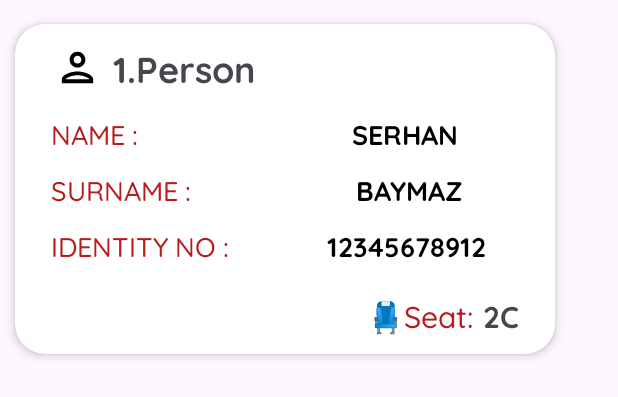
After one commit to SerhanBaymaz/Flight-Club, an Android app: the layout summary_person_carditem.xml on its own in the app's theme, with its tools: preview values and no code run, on a phone screen of 412 x 824 dp. The commit adds this screen. Shown: the top 397 px of the screen. Run offline under Robolectric (Android 15) with nearby library versions, the phone set to English and light mode, and no system bars.

Commit message:
Person summary card item created.

```diff
--- /dev/null
+++ b/app/src/main/res/layout/summary_person_carditem.xml
@@ -0,0 +1,147 @@
+<?xml version="1.0" encoding="utf-8"?>
+<androidx.cardview.widget.CardView xmlns:android="http://schemas.android.com/apk/res/android"
+    xmlns:app="http://schemas.android.com/apk/res-auto"
+    xmlns:tools="http://schemas.android.com/tools"
+    android:layout_width="360dp"
+    android:layout_height="220dp"
+    android:layout_marginHorizontal="10dp"
+    android:layout_marginVertical="16dp"
+    android:background="@color/main_background"
+    app:cardCornerRadius="20dp"
+    app:cardElevation="4dp"
+    tools:ignore="TextSizeCheck">
+
+    <androidx.constraintlayout.widget.ConstraintLayout
+        android:layout_width="match_parent"
+        android:layout_height="match_parent">
+
+
+        <ImageView
+            android:id="@+id/imageView_personicon"
+            android:layout_width="35dp"
+            android:layout_height="31dp"
+            android:layout_marginStart="24dp"
+            app:layout_constraintBottom_toBottomOf="@+id/textView_header_person"
+            app:layout_constraintStart_toStartOf="parent"
+            app:layout_constraintTop_toTopOf="@+id/textView_header_person"
+            app:srcCompat="@drawable/ic_profile"
+            tools:ignore="ContentDescription" />
+
+        <TextView
+            android:id="@+id/textView_header_person"
+            android:layout_width="wrap_content"
+            android:layout_height="wrap_content"
+            android:layout_marginStart="6dp"
+            android:layout_marginTop="12dp"
+            android:fontFamily="@font/quicksand_bold"
+            android:text="@string/_1_person"
+            android:textSize="24sp"
+            app:layout_constraintStart_toEndOf="@+id/imageView_personicon"
+            app:layout_constraintTop_toTopOf="parent" />
+
+        <TextView
+            android:id="@+id/textView_seat_data"
+            android:layout_width="wrap_content"
+            android:layout_height="wrap_content"
+            android:layout_marginEnd="24dp"
+            android:layout_marginBottom="12dp"
+            android:fontFamily="@font/quicksand_bold"
+            android:text="@string/_2c"
+            android:textSize="20sp"
+            app:layout_constraintBottom_toBottomOf="parent"
+            app:layout_constraintEnd_toEndOf="parent"
+            tools:ignore="TextSizeCheck" />
+
+        <TextView
+            android:id="@+id/textView_header_seat"
+            android:layout_width="wrap_content"
+            android:layout_height="wrap_content"
+            android:layout_marginEnd="6dp"
+            android:fontFamily="@font/quicksand_medium"
+            android:text="@string/seat"
+            android:textColor="#B71C1C"
+            android:textSize="20sp"
+            app:layout_constraintBottom_toBottomOf="@+id/textView_seat_data"
+            app:layout_constraintEnd_toStartOf="@+id/textView_seat_data"
+            app:layout_constraintTop_toTopOf="@+id/textView_seat_data" />
+
+
+        <TextView
+            android:id="@+id/TextView_header_name"
+            android:layout_width="wrap_content"
+            android:layout_height="wrap_content"
+            android:layout_marginBottom="12dp"
+            android:fontFamily="@font/quicksand_medium"
+            android:text="@string/name_dotdot"
+            android:textColor="#B71C1C"
+            android:textSize="18sp"
+            app:layout_constraintBottom_toTopOf="@+id/TextView_header_surname"
+            app:layout_constraintStart_toStartOf="@+id/TextView_header_surname" />
+
+        <TextView
+            android:id="@+id/TextView_header_surname"
+            android:layout_width="wrap_content"
+            android:layout_height="wrap_content"
+            android:fontFamily="@font/quicksand_medium"
+            android:text="@string/surname_dotdot"
+            android:textColor="#B71C1C"
+            android:textSize="18sp"
+            app:layout_constraintBottom_toBottomOf="parent"
+            app:layout_constraintStart_toStartOf="@+id/imageView_personicon"
+            app:layout_constraintTop_toTopOf="parent" />
+
+        <TextView
+            android:id="@+id/TextView_header_identittyno"
+            android:layout_width="wrap_content"
+            android:layout_height="wrap_content"
+            android:layout_marginTop="12dp"
+            android:fontFamily="@font/quicksand_medium"
+            android:text="@string/identity_no_DOTDOT"
+            android:textColor="#B71C1C"
+            android:textSize="18sp"
+            app:layout_constraintStart_toStartOf="@+id/TextView_header_surname"
+            app:layout_constraintTop_toBottomOf="@+id/TextView_header_surname" />
+
+        <TextView
+            android:id="@+id/textView_name_data"
+            android:layout_width="wrap_content"
+            android:layout_height="wrap_content"
+            android:fontFamily="@font/quicksand_bold"
+            android:text="@string/serhan"
+            android:textColor="#000000"
+            android:textSize="18sp"
+            app:layout_constraintBottom_toBottomOf="@+id/TextView_header_name"
+            app:layout_constraintEnd_toEndOf="parent"
+            app:layout_constraintStart_toEndOf="@+id/textView_header_person"
+            app:layout_constraintTop_toTopOf="@+id/TextView_header_name" />
+
+        <TextView
+            android:id="@+id/textView_surname_data"
+            android:layout_width="wrap_content"
+            android:layout_height="wrap_content"
+            android:fontFamily="@font/quicksand_bold"
+            android:text="@string/baymaz"
+            android:textColor="#000000"
+            android:textSize="18sp"
+            app:layout_constraintBottom_toBottomOf="@+id/TextView_header_surname"
+            app:layout_constraintEnd_toEndOf="parent"
+            app:layout_constraintHorizontal_bias="0.524"
+            app:layout_constraintStart_toEndOf="@+id/textView_header_person"
+            app:layout_constraintTop_toTopOf="@+id/TextView_header_surname" />
+
+        <TextView
+            android:id="@+id/textView6"
+            android:layout_width="wrap_content"
+            android:layout_height="wrap_content"
+            android:fontFamily="@font/quicksand_bold"
+            android:text="@string/_12345678912"
+            android:textColor="#000000"
+            android:textSize="18sp"
+            app:layout_constraintEnd_toEndOf="parent"
+            app:layout_constraintHorizontal_bias="0.508"
+            app:layout_constraintStart_toEndOf="@+id/textView_header_person"
+            app:layout_constraintTop_toTopOf="@+id/TextView_header_identittyno" />
+
+
+    </androidx.constraintlayout.widget.ConstraintLayout>
+</androidx.cardview.widget.CardView>
--- a/app/src/main/res/values/strings.xml
+++ b/app/src/main/res/values/strings.xml
@@ -101,7 +101,7 @@
     <string name="flight_time">Flight Time:</string>
     <string name="_12_00">12:00</string>
     <string name="pnr">PNR:</string>
-    <string name="seat">Seat:</string>
+    <string name="seat">💺Seat:</string>
     <string name="_02_15">02:15</string>
     <string name="f445sf">F445SF</string>
     <string name="_2c">2C</string>
@@ -111,6 +111,13 @@
     <string name="recent_flights">Recent Flights</string>
     <string name="arrival">ARRIVAL</string>
     <string name="departure">DEPARTURE</string>
+    <string name="_1_person">1.Person</string>
+    <string name="surname_dotdot">SURNAME :</string>
+    <string name="identity_no_DOTDOT">IDENTITY NO :</string>
+    <string name="name_dotdot">NAME :</string>
+    <string name="serhan">SERHAN</string>
+    <string name="baymaz">BAYMAZ</string>
+    <string name="_12345678912">12345678912</string>
 
 
 </resources>
```
